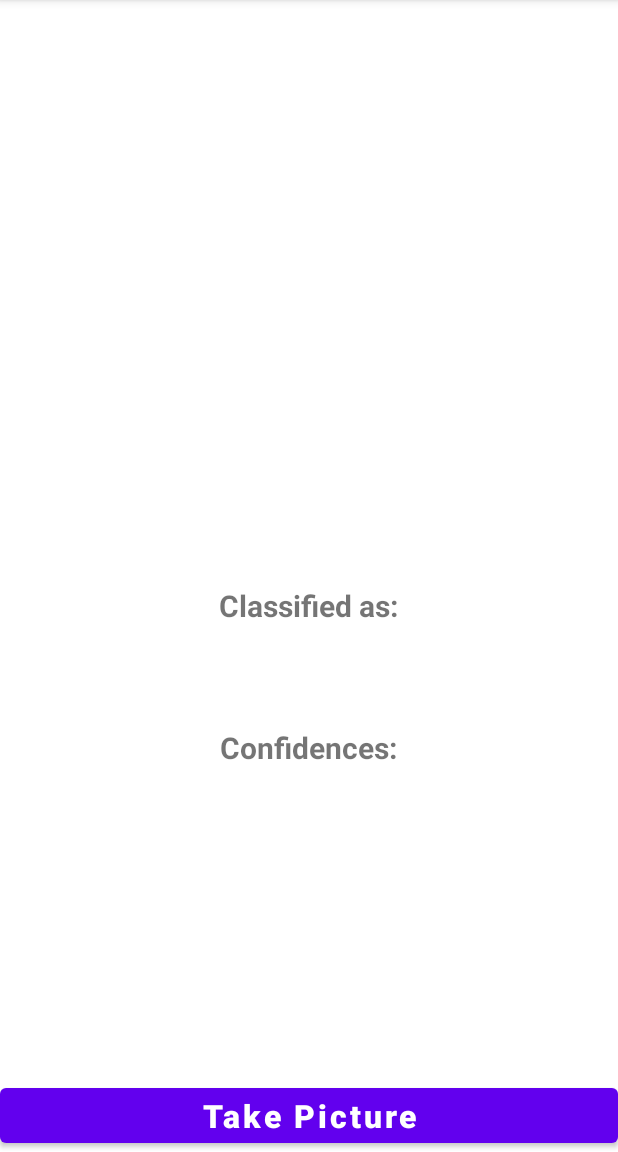
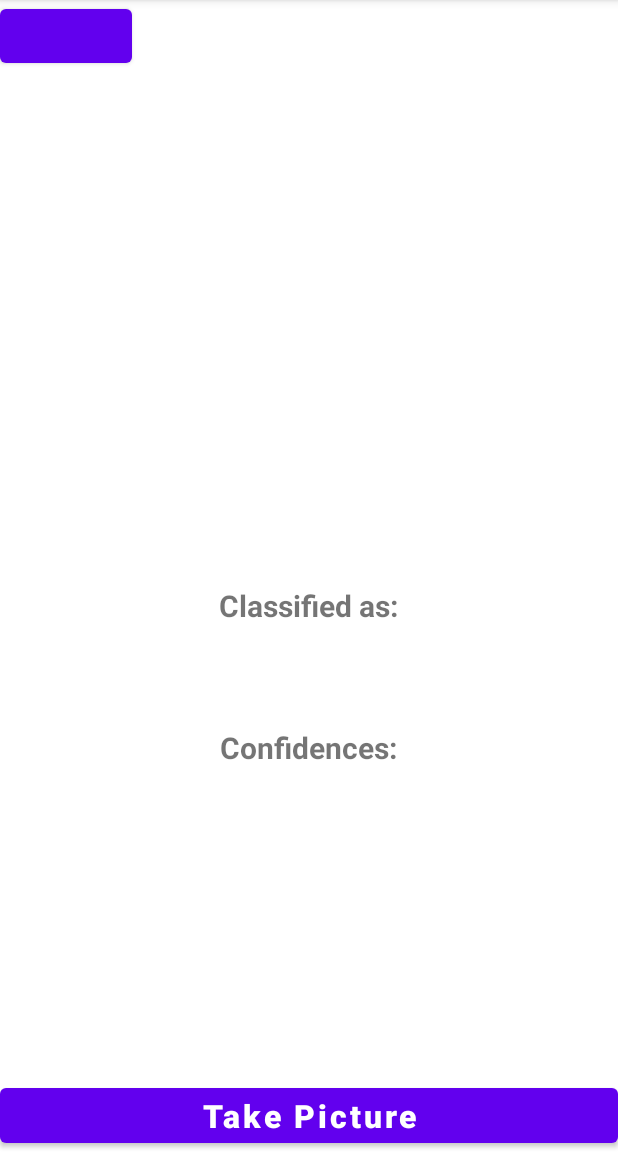
Before and after one commit to jsPark0131/FlowerBora, an Android app: the screen it shows after launch (MainActivity), on a phone screen of 412 x 824 dp, the part 84-1236 px from its top. Run offline under Robolectric (Android 15) with nearby library versions, the phone set to English and light mode, and no system bars; libraries missing offline, so code that uses them is left out: org.tensorflow.lite.

Commit message:
사진 미리보기

```diff
--- a/app/build.gradle
+++ b/app/build.gradle
@@ -40,4 +40,8 @@ dependencies {
     testImplementation 'junit:junit:4.13.2'
     androidTestImplementation 'androidx.test.ext:junit:1.1.3'
     androidTestImplementation 'androidx.test.espresso:espresso-core:3.4.0'
+
+    implementation "androidx.camera:camera-core:1.1.0"
+    implementation "androidx.camera:camera-video:1.1.0"
+    implementation "androidx.camera:camera-view:1.1.0"
 }
--- a/app/src/main/java/com/example/flowerbora/MainActivity.java
+++ b/app/src/main/java/com/example/flowerbora/MainActivity.java
@@ -36,6 +36,8 @@ public class MainActivity extends AppCompatActivity {
     Button picture;
     int imageSize = 224;
 
+    Button btn;
+
     @Override
     protected void onCreate(Bundle savedInstanceState) {
         super.onCreate(savedInstanceState);
@@ -46,39 +48,16 @@ public class MainActivity extends AppCompatActivity {
         imageView = findViewById(R.id.imageView);
         picture = findViewById(R.id.button);
 
-        /*String ret = "";
-        try{
-            InputStream in = getResources().openRawResource(R.raw.labels);
+        btn=findViewById(R.id.btn_next);
+        btn.setOnClickListener(new View.OnClickListener() {
+            @Override
+            public void onClick(View view) {
+                Intent intent = new Intent(MainActivity.this, CameraActivity.class);
+                startActivity(intent);
+                finish();
+            }
+        });
 
-            InputStreamReader inputStreamReader = new InputStreamReader(in);
-            BufferedReader bufferedReader = new BufferedReader(inputStreamReader);
-            String receiveString = "";
-            StringBuilder stringBuilder = new StringBuilder();
-
-            while((receiveString = bufferedReader.readLine())!=null){
-                stringBuilder.append("\n").append(receiveString);
-            }
-            inputStreamReader.close();
-            ret=stringBuilder.toString();
-
-            Log.e("###", ret[0]);
-            byte[] b = new byte[in.available()];
-            in.read(b);
-            String s = new String(b);
-            Log.e("###", s);
-
-            String[] strToStrArray = s.split("\n");
-            Log.e("###", strToStrArray[0]);
-
-            String[] class2 = {};
-            for(int i=0;i<strToStrArray.length;i++){
-                class2[i]=strToStrArray[i].substring(2);
-            }
-            Log.e("###", class2[2]);
-        }
-        catch (IOException e){
-            e.printStackTrace();
-        }*/
         picture.setOnClickListener(new View.OnClickListener() {
             @Override
             public void onClick(View view) {
--- a/app/src/main/res/layout/activity_main.xml
+++ b/app/src/main/res/layout/activity_main.xml
@@ -46,17 +46,17 @@
         android:id="@+id/result"
         android:layout_below="@+id/classified"
         />
+
     <TextView
+        android:id="@+id/confidencesText"
         android:layout_width="wrap_content"
         android:layout_height="wrap_content"
-        android:id="@+id/confidencesText"
+        android:layout_below="@+id/result"
+        android:layout_centerHorizontal="true"
+        android:layout_marginTop="30sp"
         android:text="Confidences:"
-        android:textStyle="bold"
         android:textSize="20sp"
-        android:layout_centerHorizontal="true"
-        android:layout_below="@+id/result"
-        android:layout_marginTop="30sp"
-        />
+        android:textStyle="bold" />
     <TextView
         android:layout_width="wrap_content"
         android:layout_height="wrap_content"
@@ -68,6 +68,11 @@
         android:layout_below="@+id/confidencesText"
         />
 
+    <Button
+        android:layout_width="wrap_content"
+        android:layout_height="wrap_content"
+        android:id="@+id/btn_next"/>
+
 
 
 </RelativeLayout>
```
Also changed, not shown: app/src/main/AndroidManifest.xml (+14 -1 lines), app/src/main/java/com/example/flowerbora/CameraActivity.java (added, +100 -0 lines), app/src/main/java/com/example/flowerbora/CameraSurfaceView.java (added, +63 -0 lines), app/src/main/java/com/example/flowerbora/ResultActivity.java (added, +14 -0 lines), app/src/main/res/layout/activity_camera.xml (added, +45 -0 lines), app/src/main/res/layout/activity_result.xml (added, +9 -0 lines).
